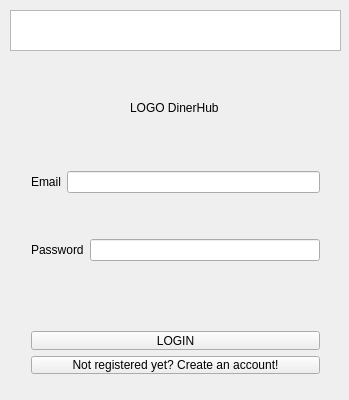
This is src/Client/Client/Client.ui in DanieleAmenta/APL-DinerHub-2021-2022 as Qt 5 draws it before an edit. The edited form follows.
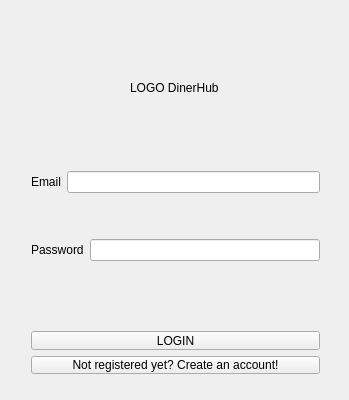
This is the edited form.

Commit message: Client - Validation Field / Server fix

What changed in the file:
```diff
--- a/src/Client/Client/Client.ui
+++ b/src/Client/Client/Client.ui
@@ -13,16 +13,6 @@
   <property name="windowTitle">
    <string>Client</string>
   </property>
-  <widget class="QTextEdit" name="textEdit">
-   <property name="geometry">
-    <rect>
-     <x>10</x>
-     <y>10</y>
-     <width>331</width>
-     <height>41</height>
-    </rect>
-   </property>
-  </widget>
   <widget class="QWidget" name="layoutWidget">
    <property name="geometry">
     <rect>
@@ -88,7 +78,7 @@
    <property name="geometry">
     <rect>
      <x>130</x>
-     <y>100</y>
+     <y>80</y>
      <width>91</width>
      <height>16</height>
     </rect>
@@ -97,7 +87,7 @@
     <string>LOGO DinerHub</string>
    </property>
   </widget>
-  <widget class="QWidget" name="">
+  <widget class="QWidget" name="layoutWidget">
    <property name="geometry">
     <rect>
      <x>20</x>
```
Left out of the diff: 12 changed lines with no effect on the pictures. The commit also changes 19 other files.
